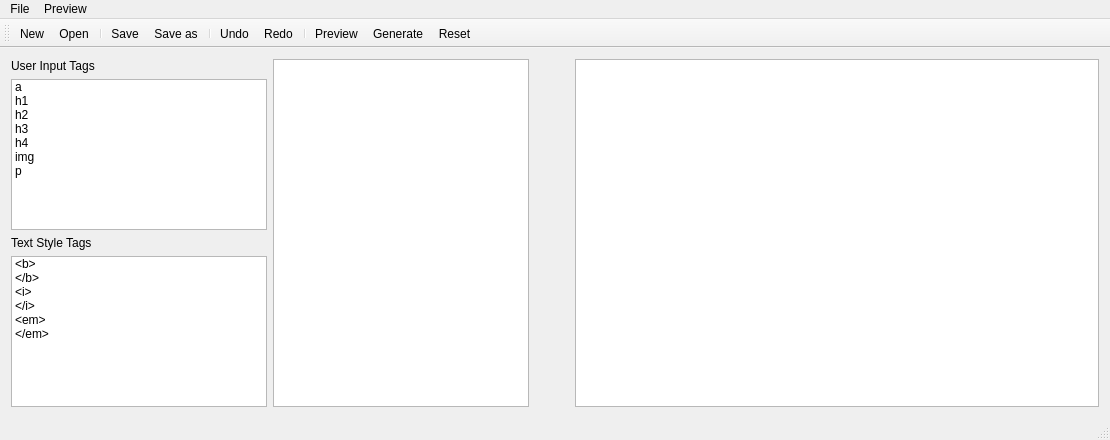
r3sPawN/HTMLGen, file mainwindow.ui: the form before one commit.
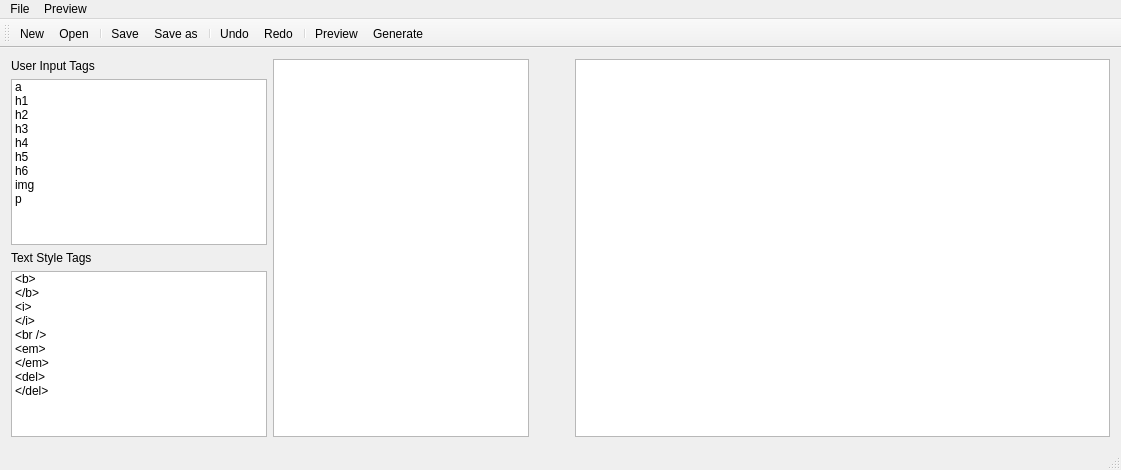
The form after the commit. Icons and pictures are not drawn.

Commit message: Font family + merged new and reset buttons.

Diff of the .ui file:
```diff
--- a/mainwindow.ui
+++ b/mainwindow.ui
@@ -6,8 +6,8 @@
    <rect>
     <x>0</x>
     <y>0</y>
-    <width>1110</width>
-    <height>440</height>
+    <width>1121</width>
+    <height>470</height>
    </rect>
   </property>
   <property name="windowTitle">
@@ -18,55 +18,6 @@
   </property>
   <widget class="QWidget" name="centralWidget">
    <layout class="QGridLayout" name="gridLayout">
-    <item row="3" column="0">
-     <widget class="QListWidget" name="listElements_2">
-      <property name="sizePolicy">
-       <sizepolicy hsizetype="Minimum" vsizetype="Expanding">
-        <horstretch>0</horstretch>
-        <verstretch>0</verstretch>
-       </sizepolicy>
-      </property>
-      <property name="dragEnabled">
-       <bool>true</bool>
-      </property>
-      <property name="dragDropMode">
-       <enum>QAbstractItemView::DragOnly</enum>
-      </property>
-      <property name="selectionMode">
-       <enum>QAbstractItemView::SingleSelection</enum>
-      </property>
-      <item>
-       <property name="text">
-        <string>&lt;b&gt;</string>
-       </property>
-      </item>
-      <item>
-       <property name="text">
-        <string>&lt;/b&gt;</string>
-       </property>
-      </item>
-      <item>
-       <property name="text">
-        <string>&lt;i&gt;</string>
-       </property>
-      </item>
-      <item>
-       <property name="text">
-        <string>&lt;/i&gt;</string>
-       </property>
-      </item>
-      <item>
-       <property name="text">
-        <string>&lt;em&gt;</string>
-       </property>
-      </item>
-      <item>
-       <property name="text">
-        <string>&lt;/em&gt;</string>
-       </property>
-      </item>
-     </widget>
-    </item>
     <item row="1" column="0">
      <widget class="QListWidget" name="listElements">
       <property name="sizePolicy">
@@ -109,6 +60,16 @@
         <string>h4</string>
        </property>
       </item>
+      <item>
+       <property name="text">
+        <string>h5</string>
+       </property>
+      </item>
+      <item>
+       <property name="text">
+        <string>h6</string>
+       </property>
+      </item>
       <item>
        <property name="text">
         <string>img</string>
@@ -184,8 +145,8 @@
        <string>&lt;!DOCTYPE HTML PUBLIC &quot;-//W3C//DTD HTML 4.0//EN&quot; &quot;http://www.w3.org/TR/REC-html40/strict.dtd&quot;&gt;
 &lt;html&gt;&lt;head&gt;&lt;meta name=&quot;qrichtext&quot; content=&quot;1&quot; /&gt;&lt;style type=&quot;text/css&quot;&gt;
 p, li { white-space: pre-wrap; }
-&lt;/style&gt;&lt;/head&gt;&lt;body style=&quot; font-family:'Ubuntu'; font-size:11pt; font-weight:400; font-style:normal;&quot;&gt;
-&lt;p style=&quot;-qt-paragraph-type:empty; margin-top:0px; margin-bottom:0px; margin-left:0px; margin-right:0px; -qt-block-indent:0; text-indent:0px; font-family:'MS Shell Dlg 2'; font-size:8pt;&quot;&gt;&lt;br /&gt;&lt;/p&gt;&lt;/body&gt;&lt;/html&gt;</string>
+&lt;/style&gt;&lt;/head&gt;&lt;body style=&quot; font-family:'MS Shell Dlg 2'; font-size:8.25pt; font-weight:400; font-style:normal;&quot;&gt;
+&lt;p style=&quot;-qt-paragraph-type:empty; margin-top:0px; margin-bottom:0px; margin-left:0px; margin-right:0px; -qt-block-indent:0; text-indent:0px; font-size:8pt;&quot;&gt;&lt;br /&gt;&lt;/p&gt;&lt;/body&gt;&lt;/html&gt;</string>
       </property>
      </widget>
     </item>
@@ -196,6 +157,70 @@
       </property>
      </widget>
     </item>
+    <item row="3" column="0">
+     <widget class="QListWidget" name="listElements_2">
+      <property name="sizePolicy">
+       <sizepolicy hsizetype="Minimum" vsizetype="Expanding">
+        <horstretch>0</horstretch>
+        <verstretch>0</verstretch>
+       </sizepolicy>
+      </property>
+      <property name="dragEnabled">
+       <bool>true</bool>
+      </property>
+      <property name="dragDropMode">
+       <enum>QAbstractItemView::DragOnly</enum>
+      </property>
+      <property name="selectionMode">
+       <enum>QAbstractItemView::SingleSelection</enum>
+      </property>
+      <item>
+       <property name="text">
+        <string>&lt;b&gt;</string>
+       </property>
+      </item>
+      <item>
+       <property name="text">
+        <string>&lt;/b&gt;</string>
+       </property>
+      </item>
+      <item>
+       <property name="text">
+        <string>&lt;i&gt;</string>
+       </property>
+      </item>
+      <item>
+       <property name="text">
+        <string>&lt;/i&gt;</string>
+       </property>
+      </item>
+      <item>
+       <property name="text">
+        <string>&lt;br /&gt;</string>
+       </property>
+      </item>
+      <item>
+       <property name="text">
+        <string>&lt;em&gt;</string>
+       </property>
+      </item>
+      <item>
+       <property name="text">
+        <string>&lt;/em&gt;</string>
+       </property>
+      </item>
+      <item>
+       <property name="text">
+        <string>&lt;del&gt;</string>
+       </property>
+      </item>
+      <item>
+       <property name="text">
+        <string>&lt;/del&gt;</string>
+       </property>
+      </item>
+     </widget>
+    </item>
    </layout>
   </widget>
   <widget class="QMenuBar" name="menuBar">
@@ -203,8 +228,8 @@
     <rect>
      <x>0</x>
      <y>0</y>
-     <width>1110</width>
-     <height>22</height>
+     <width>1121</width>
+     <height>21</height>
     </rect>
    </property>
    <widget class="QMenu" name="menuFile">
@@ -239,7 +264,6 @@
    <addaction name="separator"/>
    <addaction name="actionPreview"/>
    <addaction name="actionGenerate"/>
-   <addaction name="actionReset"/>
   </widget>
   <widget class="QStatusBar" name="statusBar"/>
   <action name="actionNew">
@@ -313,11 +337,6 @@
     <string>Generate</string>
    </property>
   </action>
-  <action name="actionReset">
-   <property name="text">
-    <string>Reset</string>
-   </property>
-  </action>
  </widget>
  <layoutdefault spacing="6" margin="11"/>
  <resources>
```
Left out of the diff: 4 changed lines with no effect on the pictures. The commit also changes 5 other files.
